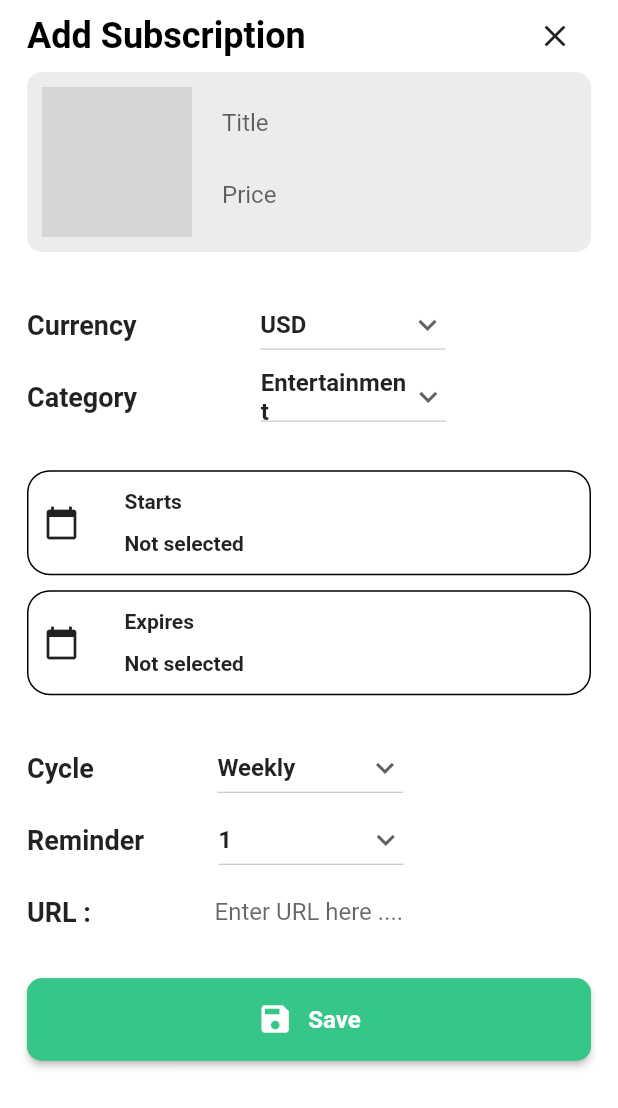
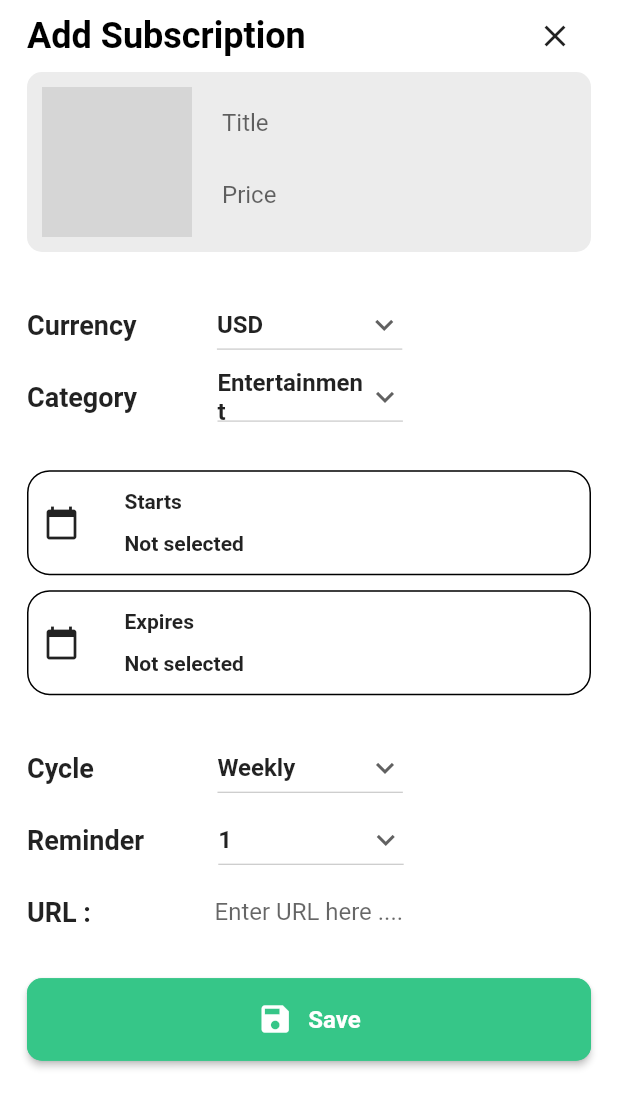
Before and after one commit to Abdulah-butt/subbee, a Flutter app: the AddSubscriptionScreen screen opened directly with empty values, on a phone screen of 412 x 824 dp. Shown: the top 1108 px of the screen. Run offline on Flutter 3.47's test engine with Material 2 defaults, Android fonts, the phone set to English and light mode, and no system bars; our stand-ins replace cached_network_image, cloud_firestore, firebase_auth, firebase_core, firebase_storage, fl_chart and 11 more; missing offline and left inert: dart:ffi; accounts and stored records are empty; grey boxes are pictures that could not be loaded.

Commit message:
complete app

```diff
--- a/lib/view/add_subscription_screen.dart
+++ b/lib/view/add_subscription_screen.dart
@@ -16,7 +16,8 @@ import 'package:flutter/material.dart';
 
 class AddSubscriptionScreen extends StatefulWidget {
   String? imgAssetPath;
-   AddSubscriptionScreen({Key? key,this.imgAssetPath}) : super(key: key);
+  String? title;
+   AddSubscriptionScreen({Key? key,this.imgAssetPath,this.title}) : super(key: key);
 
   @override
   _AddSubscriptionScreenState createState() => _AddSubscriptionScreenState();
@@ -146,6 +147,7 @@ class _AddSubscriptionScreenState extends State<AddSubscriptionScreen> {
   @override
   Widget build(BuildContext context) {
    print('Image path is ${widget.imgAssetPath!}');
+   txtTitle.text=widget.title!;
     return SafeArea(
         child: Scaffold(
       backgroundColor: AppColors.appBgColor,
@@ -214,7 +216,7 @@ class _AddSubscriptionScreenState extends State<AddSubscriptionScreen> {
               Row(
                 children: [
                   Text("Currency",style: TextStyle(fontWeight: FontWeight.bold,fontSize: 18),),
-                  SizedBox(width: ScreenSize.width!*0.2,),
+                  SizedBox(width: ScreenSize.width!*0.13,),
                   SizedBox(
                     width: ScreenSize.width!*0.3,
                     child: DropdownButton(
@@ -247,7 +249,7 @@ class _AddSubscriptionScreenState extends State<AddSubscriptionScreen> {
               Row(
                 children: [
                   Text("Category",style: TextStyle(fontWeight: FontWeight.bold,fontSize: 18),),
-                  SizedBox(width: ScreenSize.width!*0.2,),
+                  SizedBox(width: ScreenSize.width!*0.13,),
                   SizedBox(
                     width: ScreenSize.width!*0.3,
                     child: DropdownButton(
--- a/lib/view/authentication_screen.dart
+++ b/lib/view/authentication_screen.dart
@@ -1,5 +1,6 @@
 import 'package:code/constant/my_constant.dart';
 import 'package:code/constant/screen_size.dart';
+import 'package:code/model/subscription_model.dart';
 import 'package:code/model/user_model.dart';
 import 'package:code/util/alerts.dart';
 import 'package:code/util/app_color.dart';
@@ -194,6 +195,8 @@ void signInAction() async{
         print("login username is ${ MyConstant.currentUserModel!.name}");
       }
 
+      SubscriptionModel.getThisMonthLimit();
+
       // close indicator
 
       Navigator.pop(context);
@@ -243,6 +246,8 @@ void signInAction() async{
             // save into shared prefference
             AuthenticationService.saveUser(MyConstant.currentUserID!);
 
+            SubscriptionModel.getThisMonthLimit();
+
             // close indicator
 
             Navigator.pop(context);
--- a/lib/view/bottom_nav_bar/bottom_navigation_bar.dart
+++ b/lib/view/bottom_nav_bar/bottom_navigation_bar.dart
@@ -7,6 +7,7 @@ import 'package:code/view/bottom_nav_bar/profile_screen.dart';
 import 'package:code/view/bottom_nav_bar/spending_screen.dart';
 import 'package:flutter/cupertino.dart';
 import 'package:flutter/material.dart';
+import 'package:flutter/services.dart';
 import 'package:flutter_local_notifications/flutter_local_notifications.dart';
 import 'package:font_awesome_flutter/font_awesome_flutter.dart';
 import 'package:salomon_bottom_bar/salomon_bottom_bar.dart';
@@ -36,7 +37,10 @@ class _BottomNavigationScreenState extends State<BottomNavigationScreen>
     ScreenSize.width = MediaQuery.of(context).size.width;
 
     return WillPopScope(
-      onWillPop: () async => false,
+      onWillPop: () async {
+        SystemNavigator.pop();
+        return true;
+      },
       child: SafeArea(
         child: Scaffold(
           body: Center(
--- a/lib/view/bottom_nav_bar/home_screen.dart
+++ b/lib/view/bottom_nav_bar/home_screen.dart
@@ -22,6 +22,7 @@ class HomeScreen extends StatefulWidget {
 
 
 class _HomeScreenState extends State<HomeScreen> {
+
 
 
 
@@ -360,4 +361,5 @@ class _HomeScreenState extends State<HomeScreen> {
   void initState() {
     platformChannelSpecifics=NotificationDetails(android: androidPlatformChannelSpecifics);
   }
+
 }
--- a/lib/view/bottom_nav_bar/profile_screen.dart
+++ b/lib/view/bottom_nav_bar/profile_screen.dart
@@ -3,6 +3,7 @@ import 'dart:io';
 
 import 'package:code/constant/my_constant.dart';
 import 'package:code/constant/screen_size.dart';
+import 'package:code/model/subscription_model.dart';
 import 'package:code/model/user_model.dart';
 import 'package:code/util/alerts.dart';
 import 'package:code/util/app_color.dart';
@@ -281,6 +282,7 @@ final txtMonthlyLimit=TextEditingController();
       if (result) {
         MyConstant.currentUserModel!.imgUrl = imgUrl;
         MyConstant.currentUserModel!.monthyLimit =  int.parse(txtMonthlyLimit.text);
+        SubscriptionModel.getThisMonthLimit();
 
         MyAlert.showToast("Profile updated");
         setState(() {
--- a/lib/view/model_sheet.dart
+++ b/lib/view/model_sheet.dart
@@ -81,7 +81,7 @@ class _ModelSheetState extends State<ModelSheet> {
                             child:ListTile(
                               onTap: (){
                                 Navigator.push(context,MaterialPageRoute(
-                                        builder: (context) => AddSubscriptionScreen(imgAssetPath: 'assets/companies/${tempLogos[index]}.png',)
+                                        builder: (context) => AddSubscriptionScreen(imgAssetPath: 'assets/companies/${tempLogos[index]}.png',title:tempLogos[index],)
                                     )
                                 );
                               },
--- a/pubspec.yaml
+++ b/pubspec.yaml
@@ -86,6 +86,7 @@ flutter_native_splash:
   image: assets/images/logo.png
   android: true
   ios: true
+  fullscreen: true
 
 flutter_app_name:
   name: "Subbee"
```
Also changed, not shown: lib/main.dart (+13 -0 lines), lib/model/subscription_model.dart (+19 -0 lines), 2 other files.
